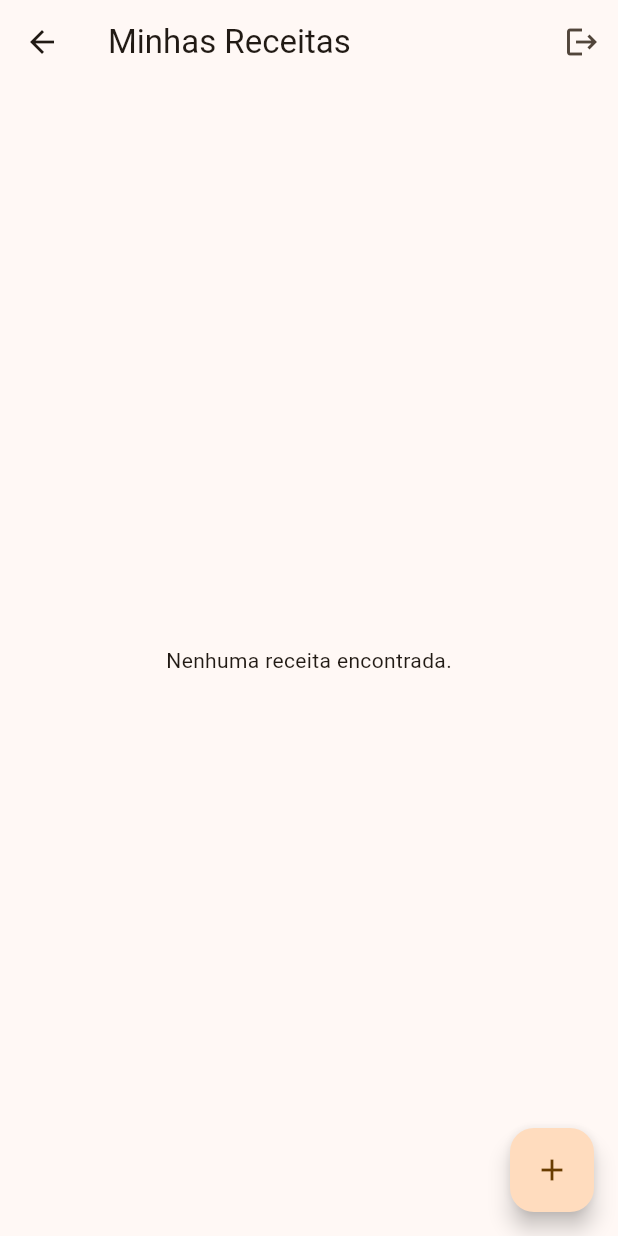
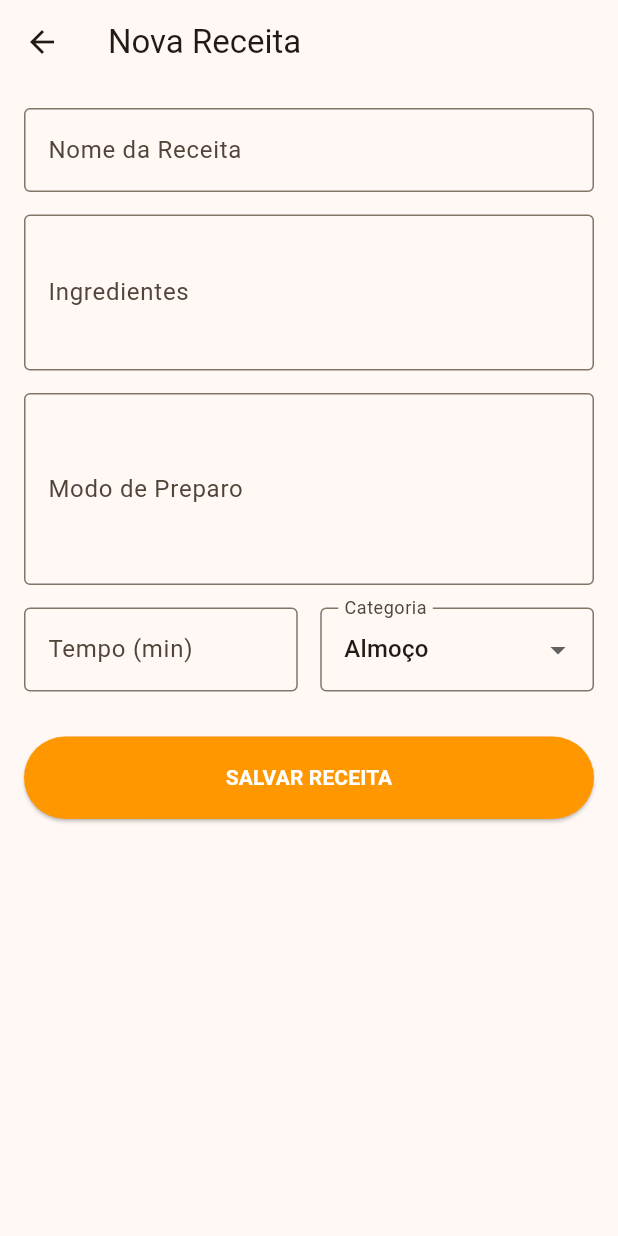
Before and after one commit to Joaohnt27/cookbook, a Flutter app: the HomePage screen opened directly, after a tap on the "add" icon, on a phone screen of 412 x 824 dp. Run offline on Flutter 3.47's test engine with Material 3 defaults, Android fonts, the phone set to English and light mode, and no system bars; our stand-ins replace cloud_firestore, device_preview, firebase_auth, firebase_core; missing offline and left inert: translator; accounts and stored records are empty.

Commit message:
feat: add rate recipe, search recipe and create recipe

```diff
--- a/lib/views/home_page.dart
+++ b/lib/views/home_page.dart
@@ -1,3 +1,5 @@
+import 'package:cookbook/views/nova_receita_page.dart';
+import 'package:cookbook/views/pesquisa_receitas_page.dart';
 import 'package:flutter/material.dart';
 import 'package:cloud_firestore/cloud_firestore.dart';
 import 'package:firebase_auth/firebase_auth.dart';
@@ -14,6 +16,17 @@ class HomePage extends StatelessWidget {
       appBar: AppBar(
         title: const Text("Minhas Receitas"),
         actions: [
+          IconButton(
+            icon: const Icon(Icons.search),
+            onPressed: () {
+              Navigator.push(
+                context,
+                MaterialPageRoute(
+                  builder: (context) => const PesquisaReceitasPage(),
+                ),
+              );
+            },
+          ),
           IconButton(
             icon: const Icon(Icons.logout),
             onPressed: () => FirebaseAuth.instance.signOut(),
@@ -51,7 +64,15 @@ class HomePage extends StatelessWidget {
                     "${receita.categoria} • ${receita.tempoPreparo} min",
                   ),
                   trailing: const Icon(Icons.arrow_forward_ios, size: 16),
-                  onTap: () {},
+                  onTap: () {
+                    Navigator.push(
+                      context,
+                      MaterialPageRoute(
+                        builder: (context) =>
+                            NovaReceitaPage(receitaParaEdicao: receita),
+                      ),
+                    );
+                  },
                 ),
               );
             },
@@ -61,7 +82,10 @@ class HomePage extends StatelessWidget {
       floatingActionButton: FloatingActionButton(
         child: const Icon(Icons.add),
         onPressed: () {
-          // Navegar para tela de Inserção
+          Navigator.push(
+            context,
+            MaterialPageRoute(builder: (context) => const NovaReceitaPage()),
+          );
         },
       ),
     );
--- /dev/null
+++ b/lib/views/nova_receita_page.dart
@@ -0,0 +1,215 @@
+import 'package:flutter/material.dart';
+import 'package:cloud_firestore/cloud_firestore.dart';
+import 'package:firebase_auth/firebase_auth.dart';
+import '../models/receita_model.dart';
+
+class NovaReceitaPage extends StatefulWidget {
+  final Receita? receitaParaEdicao;
+
+  const NovaReceitaPage({super.key, this.receitaParaEdicao});
+
+  @override
+  State<NovaReceitaPage> createState() => _NovaReceitaPageState();
+}
+
+class _NovaReceitaPageState extends State<NovaReceitaPage> {
+  final _formKey = GlobalKey<FormState>();
+
+  // Controllers late para inicialização no initState
+  late TextEditingController _nomeController;
+  late TextEditingController _ingredientesController;
+  late TextEditingController _preparoController;
+  late TextEditingController _tempoController;
+  String _categoriaSelecionada = 'Almoço';
+
+  bool _carregando = false;
+
+  @override
+  void initState() {
+    super.initState();
+    _nomeController = TextEditingController(
+      text: widget.receitaParaEdicao?.nome ?? "",
+    );
+    _ingredientesController = TextEditingController(
+      text: widget.receitaParaEdicao?.ingredientes ?? "",
+    );
+    _preparoController = TextEditingController(
+      text: widget.receitaParaEdicao?.modoPreparo ?? "",
+    );
+    _tempoController = TextEditingController(
+      text: widget.receitaParaEdicao != null
+          ? widget.receitaParaEdicao!.tempoPreparo.toString()
+          : "",
+    );
+
+    if (widget.receitaParaEdicao != null) {
+      _categoriaSelecionada = widget.receitaParaEdicao!.categoria;
+    }
+  }
+
+  @override
+  void dispose() {
+    _nomeController.dispose();
+    _ingredientesController.dispose();
+    _preparoController.dispose();
+    _tempoController.dispose();
+    super.dispose();
+  }
+
+  void _processarDados() async {
+    if (_formKey.currentState!.validate()) {
+      setState(() => _carregando = true);
+
+      try {
+        final user = FirebaseAuth.instance.currentUser;
+
+        final Map<String, dynamic> dadosReceita = {
+          'nome': _nomeController.text,
+          'ingredientes': _ingredientesController.text,
+          'modoPreparo': _preparoController.text,
+          'tempoPreparo': int.parse(_tempoController.text),
+          'categoria': _categoriaSelecionada,
+          'userId': user?.uid,
+          'ultimaAtualizacao': FieldValue.serverTimestamp(),
+        };
+
+        if (widget.receitaParaEdicao == null) {
+          await FirebaseFirestore.instance
+              .collection('receitas')
+              .add(dadosReceita);
+        } else {
+          await FirebaseFirestore.instance
+              .collection('receitas')
+              .doc(widget.receitaParaEdicao!.id)
+              .update(dadosReceita);
+        }
+
+        if (mounted) {
+          ScaffoldMessenger.of(context).showSnackBar(
+            SnackBar(
+              content: Text(
+                widget.receitaParaEdicao == null
+                    ? "Receita criada com sucesso!"
+                    : "Receita atualizada com sucesso!",
+              ),
+              backgroundColor: Colors.green,
+            ),
+          );
+          Navigator.pop(context);
+        }
+      } catch (e) {
+        // Feedback de erro para o usuário
+        ScaffoldMessenger.of(context).showSnackBar(
+          SnackBar(
+            content: Text("Erro ao processar: $e"),
+            backgroundColor: Colors.red,
+          ),
+        );
+      } finally {
+        if (mounted) setState(() => _carregando = false);
+      }
+    }
+  }
+
+  @override
+  Widget build(BuildContext context) {
+    final String titulo = widget.receitaParaEdicao == null
+        ? "Nova Receita"
+        : "Editar Receita";
+
+    return Scaffold(
+      appBar: AppBar(title: Text(titulo)),
+      body: SingleChildScrollView(
+        padding: const EdgeInsets.all(16.0),
+        child: Form(
+          key: _formKey,
+          child: Column(
+            children: [
+              TextFormField(
+                controller: _nomeController,
+                decoration: const InputDecoration(
+                  labelText: "Nome da Receita",
+                  border: OutlineInputBorder(),
+                ),
+                validator: (val) => val!.isEmpty ? "Informe o nome" : null,
+              ),
+              const SizedBox(height: 15),
+              TextFormField(
+                controller: _ingredientesController,
+                maxLines: 3,
+                decoration: const InputDecoration(
+                  labelText: "Ingredientes",
+                  border: OutlineInputBorder(),
+                ),
+                validator: (val) =>
+                    val!.isEmpty ? "Informe os ingredientes" : null,
+              ),
+              const SizedBox(height: 15),
+              TextFormField(
+                controller: _preparoController,
+                maxLines: 4,
+                decoration: const InputDecoration(
+                  labelText: "Modo de Preparo",
+                  border: OutlineInputBorder(),
+                ),
+                validator: (val) => val!.isEmpty ? "Informe o preparo" : null,
+              ),
+              const SizedBox(height: 15),
+              Row(
+                children: [
+                  Expanded(
+                    child: TextFormField(
+                      controller: _tempoController,
+                      decoration: const InputDecoration(
+                        labelText: "Tempo (min)",
+                        border: OutlineInputBorder(),
+                      ),
+                      keyboardType: TextInputType.number,
+                      validator: (val) => val!.isEmpty ? "Obrigatório" : null,
+                    ),
+                  ),
+                  const SizedBox(width: 15),
+                  Expanded(
+                    child: DropdownButtonFormField<String>(
+                      value: _categoriaSelecionada,
+                      decoration: const InputDecoration(
+                        border: OutlineInputBorder(),
+                        labelText: "Categoria",
+                      ),
+                      items: ['Almoço', 'Jantar', 'Sobremesa', 'Lanche']
+                          .map(
+                            (c) => DropdownMenuItem(value: c, child: Text(c)),
+                          )
+                          .toList(),
+                      onChanged: (val) =>
+                          setState(() => _categoriaSelecionada = val!),
+                    ),
+                  ),
+                ],
+              ),
+              const SizedBox(height: 30),
+              _carregando
+                  ? const CircularProgressIndicator()
+                  : ElevatedButton(
+                      onPressed: _processarDados,
+                      style: ElevatedButton.styleFrom(
+                        minimumSize: const Size(double.infinity, 55),
+                        backgroundColor: Colors.orange,
+                      ),
+                      child: Text(
+                        widget.receitaParaEdicao == null
+                            ? "SALVAR RECEITA"
+                            : "ATUALIZAR RECEITA",
+                        style: const TextStyle(
+                          color: Colors.white,
+                          fontWeight: FontWeight.bold,
+                        ),
+                      ),
+                    ),
+            ],
+          ),
+        ),
+      ),
+    );
+  }
+}
```
Also changed, not shown: lib/views/pesquisa_receitas_page.dart (added, +101 -0 lines), lib/views/receita_detalhes_page.dart (+173 -20 lines), lib/widgets/secao_avaliacao.dart (added, +105 -0 lines).
